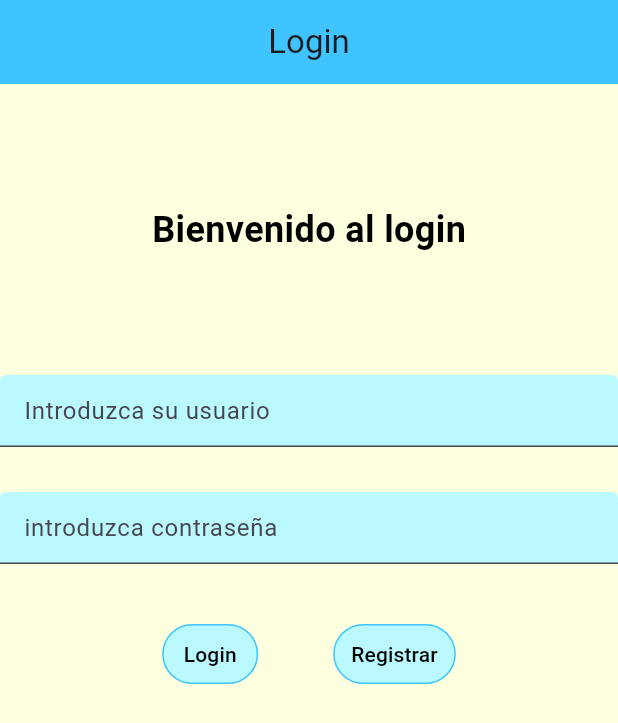
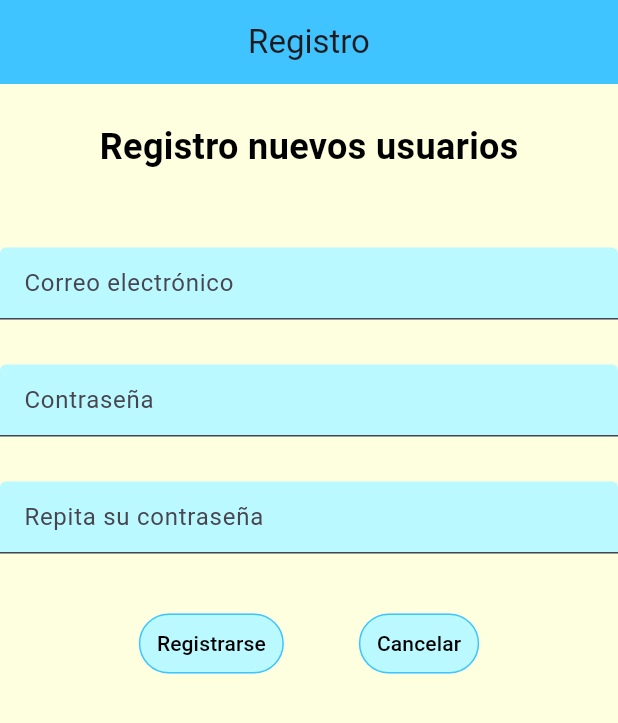
Before and after one commit to carlosgr1992/World_News_CGR, a Flutter app: the screen it shows after launch, after a tap on "Registrar", on a phone screen of 412 x 824 dp. Shown: the top 723 px of the screen. Run offline on Flutter 3.47's test engine with Material 3 defaults, Android fonts, the phone set to English and light mode, and no system bars; our stand-ins replace firebase_auth, firebase_core; accounts and stored records are empty; generated files the repository leaves out were written again; network calls fail.

Commit message:
Creado registerView

```diff
--- a/lib/WorldNews.dart
+++ b/lib/WorldNews.dart
@@ -1,5 +1,6 @@
 import 'package:flutter/cupertino.dart';
 import 'package:flutter/material.dart';
+import 'package:world_news/onBoarding/RegisterView.dart';
 
 import 'onBoarding/LoginView.dart';
 
@@ -11,6 +12,7 @@ class WorldNews extends StatelessWidget {
       title: "World News",
       routes: {
         "/loginView": (context) => LoginView(),
+        "/registerView": (context) => RegisterView(),
       },
       initialRoute: "/loginView",
     );
--- a/lib/onBoarding/LoginView.dart
+++ b/lib/onBoarding/LoginView.dart
@@ -80,7 +80,7 @@ class LoginView extends StatelessWidget {
 
   void onClickRegister(){
 
-    //Navigator.of(_context).popAndPushNamed("/registerView");
+    Navigator.of(_context).popAndPushNamed("/registerView");
 
   }
 
--- /dev/null
+++ b/lib/onBoarding/RegisterView.dart
@@ -0,0 +1,152 @@
+import 'package:firebase_auth/firebase_auth.dart';
+import 'package:flutter/cupertino.dart';
+import 'package:flutter/material.dart';
+
+import '../customViews/TextButtonCustom.dart';
+
+
+class RegisterView extends StatelessWidget{
+  late BuildContext _context;
+
+  final TextEditingController tecUser = TextEditingController();
+  final TextEditingController tecPassword = TextEditingController();
+  final TextEditingController tecRepeatPassword = TextEditingController();
+
+
+  @override
+  Widget build(BuildContext context) {
+    _context = context;
+
+    return Scaffold(
+        appBar: AppBar(
+          title: Text("Registro"),
+          centerTitle: true,
+          backgroundColor: Colors.lightBlueAccent,
+        ),
+        body: SingleChildScrollView(
+          child: Column(
+            crossAxisAlignment: CrossAxisAlignment.center,
+            children: [
+              SizedBox(height: 25),
+              Text(
+                "Registro nuevos usuarios",
+                style: TextStyle(
+                  fontSize: 24,
+                  fontWeight: FontWeight.bold,
+                  color: Colors.black,
+                ),
+              ),
+              SizedBox(height: 50),
+              TextField(
+                controller: tecUser,
+                decoration: InputDecoration(
+                  fillColor: Color(0xFFBAF9FF),
+                  filled: true,
+                  hintText: "Correo electrónico",
+                  focusedBorder: UnderlineInputBorder(
+                    borderSide: BorderSide(color: Colors.lightBlueAccent),
+                  ),
+                ),
+              ),
+              SizedBox(height: 30),
+              TextField(
+                controller: tecPassword,
+                obscureText: true,
+                decoration: InputDecoration(
+                  fillColor: Color(0xFFBAF9FF),
+                  filled: true,
+                  hintText: "Contraseña",
+                  focusedBorder: UnderlineInputBorder(
+                    borderSide: BorderSide(color: Colors.lightBlueAccent),
+                  ),
+                ),
+              ),
+              SizedBox(height: 30),
+              TextField(
+                controller: tecRepeatPassword,
+                obscureText: true,
+                decoration: InputDecoration(
+                  fillColor: Color(0xFFBAF9FF),
+                  filled: true,
+                  hintText: "Repita su contraseña",
+                  focusedBorder: UnderlineInputBorder(
+                    borderSide: BorderSide(color: Colors.lightBlueAccent),
+                  ),
+                ),
+              ),
+              Row(
+                mainAxisAlignment: MainAxisAlignment.center,
+                children: [
+                  SizedBox(
+                    height: 120,
+                  ),
+                  TextButtonCustom(onPressed: onClickRegistrarse, text: "Registrarse"),
+                  SizedBox(
+                    width: 50,
+                  ),
+                  TextButtonCustom(onPressed: onClickCancelar, text: "Cancelar")
+                ],
+              )
+            ],
+          ),
+        ),
+        backgroundColor: Color(0xFFFEFFDE)
+    );
+  }
+
+  void onClickRegistrarse() async {
+
+    if (tecUser.text.isEmpty ||
+        tecPassword.text.isEmpty ||
+        tecRepeatPassword.text.isEmpty) {
+      ScaffoldMessenger.of(_context).showSnackBar(SnackBar(
+        content: Text("Por favor, rellena todos los campos"),
+        duration: Duration(seconds: 2),
+      ));
+    }
+
+    if (tecPassword.text == tecRepeatPassword.text) {
+      try {
+        await FirebaseAuth.instance.createUserWithEmailAndPassword(
+          email: tecUser.text,
+          password: tecPassword.text,
+        );
+
+        Navigator.of(_context).pushNamed("/homeView");
+
+        ScaffoldMessenger.of(_context).showSnackBar(SnackBar(
+          content: Text("¡Cuenta creada con exito!"),
+          duration: Duration(seconds: 2),
+        ));
+      } on FirebaseAuthException catch (e) {
+        if (e.code == 'weak-password') {
+          ScaffoldMessenger.of(_context).showSnackBar(SnackBar(
+            content: Text("Contraseña demasiado corta"),
+            duration: Duration(seconds: 2),
+          ));
+        } else if (e.code == 'email-already-in-use') {
+          ScaffoldMessenger.of(_context).showSnackBar(SnackBar(
+            content: Text("La cuenta ya existe."),
+            duration: Duration(seconds: 2),
+          ));
+        }
+      } catch (e) {
+        print(e);
+      }
+    } else if (tecPassword.text != tecRepeatPassword.text) {
+      ScaffoldMessenger.of(_context).showSnackBar(
+        SnackBar(
+          content: Text("Las contraseñas no coinciden"),
+          duration: Duration(seconds: 2),
+        ),
+      );
+    }
+  }
+
+  void onClickCancelar(){
+
+    Navigator.of(_context).popAndPushNamed("/loginView");
+
+  }
+
+}
```
